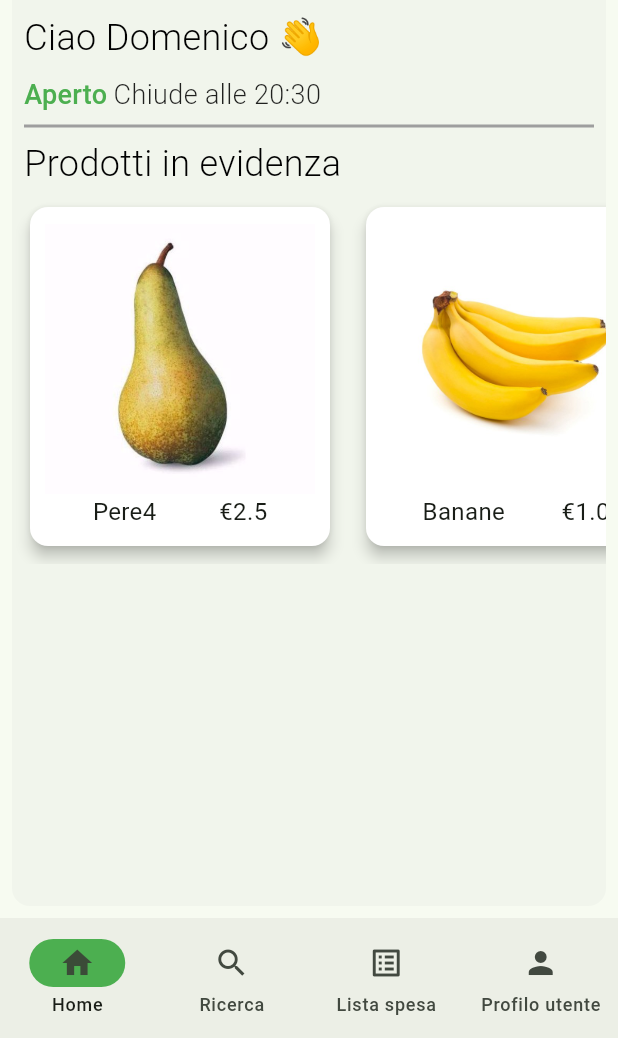
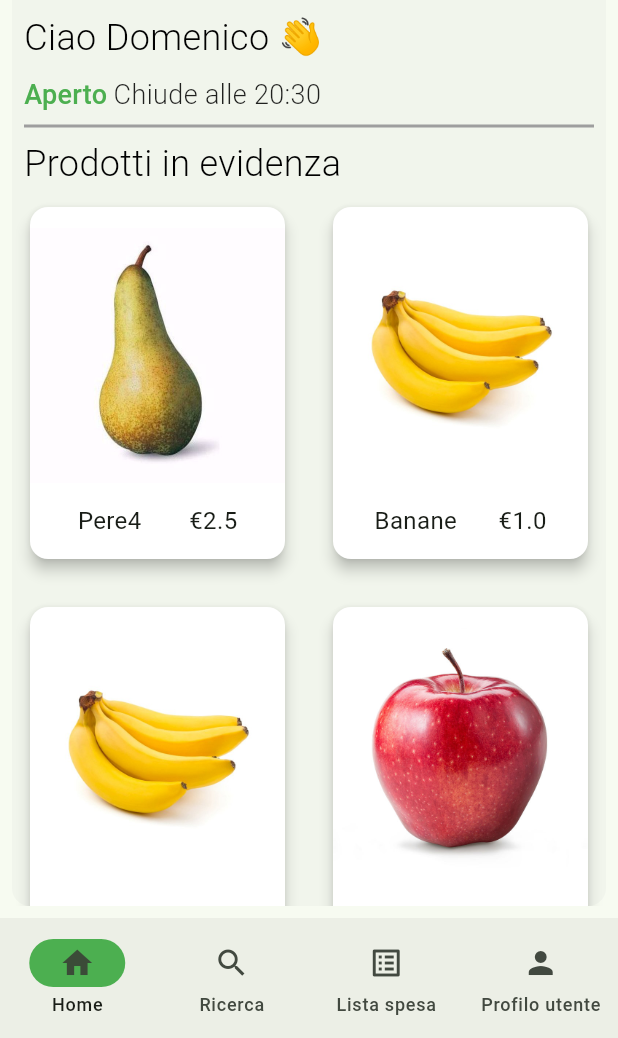
Before and after one commit to domenicolaporta00/GreenMarketFlutter, a Flutter app: the MainActivity screen opened directly, on a phone screen of 412 x 824 dp, the part 198-1236 px from its top. Run offline on Flutter 3.47's test engine with Material 3 defaults, Android fonts, the phone set to English and light mode, and no system bars.

Commit message:
Aggiornata schermata home

```diff
--- a/lib/view/homeScreens/home_page_card.dart
+++ b/lib/view/homeScreens/home_page_card.dart
@@ -95,10 +95,14 @@ class _HomePageCardState extends State<HomePageCard> {
                 ],
               ),
             ),
-            SizedBox(
-              height: 250,
-              child: ListView.builder(
-                scrollDirection: Axis.horizontal,
+            Expanded(
+              child: GridView.builder(
+                gridDelegate: const SliverGridDelegateWithFixedCrossAxisCount(
+                  crossAxisCount: 2, // Numero di colonne
+                  mainAxisSpacing: 8.0, // Spaziatura verticale tra gli elementi
+                  crossAxisSpacing: 8.0, // Spaziatura orizzontale tra gli elementi
+                  childAspectRatio: 0.75, // Rapporto d'aspetto per ogni elemento (puoi regolarlo come necessario)
+                ),
                 itemCount: homeViewModel.listaProdotti.length,
                 itemBuilder: (context, index) {
                   final prodotto = homeViewModel.listaProdotti[index];
@@ -117,15 +121,12 @@ class _HomePageCardState extends State<HomePageCard> {
                           );
                         },
                         child: SizedBox(
-                          width: 200,
                           child: Center(
                             child: Column(
-                              mainAxisAlignment: MainAxisAlignment.center,
+                              mainAxisAlignment: MainAxisAlignment.spaceEvenly,
                               children: [
                                 Image.asset(
                                   prodotto.foto,
-                                  height: 180,
-                                  width: 180,
                                 ),
                                 Row(
                                   mainAxisAlignment: MainAxisAlignment.spaceEvenly,
--- a/lib/viewModel/home/home_page_view_model.dart
+++ b/lib/viewModel/home/home_page_view_model.dart
@@ -53,7 +53,7 @@ class HomePageViewModel extends ChangeNotifier {
     ];
     List<Prodotto> prodRand = [];
     Random rand = Random();
-    while(prodRand.length < 3) {
+    while(prodRand.length < 6) {
       int randomIndex = rand.nextInt(prodotti.length);
       if(!prodRand.contains(prodotti[randomIndex])) {
         prodRand.add(prodotti[randomIndex]);
```
